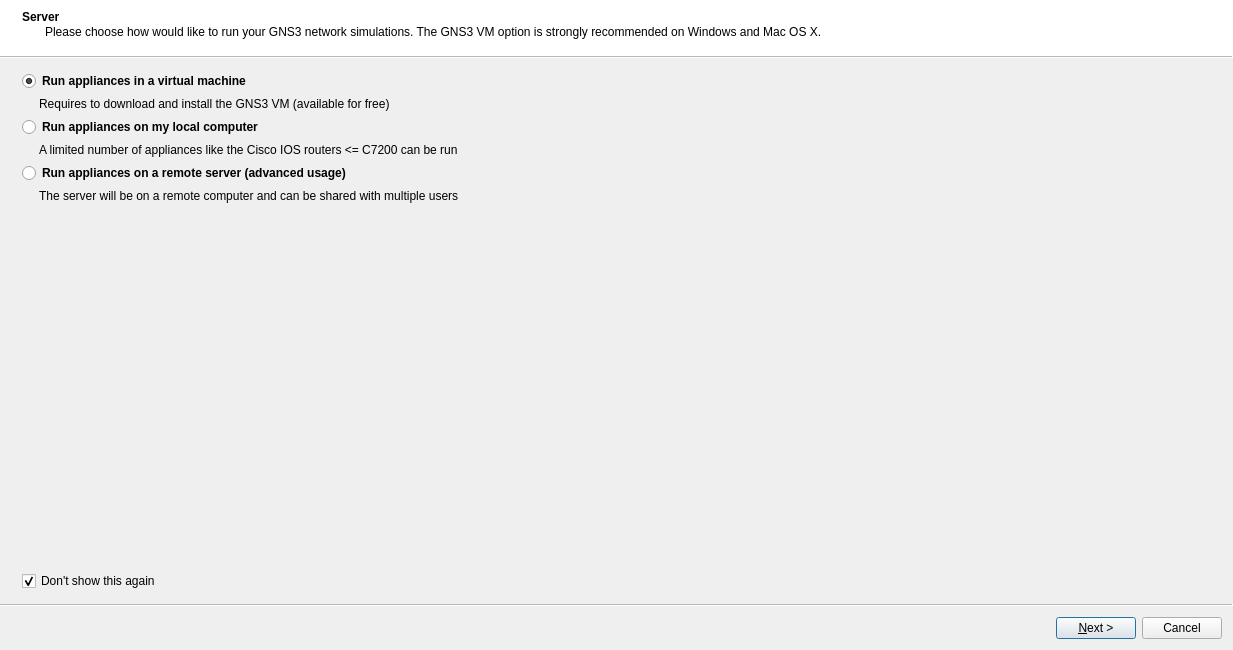
GNS3/gns3-gui, file gns3/ui/setup_wizard.ui: the form before one commit.
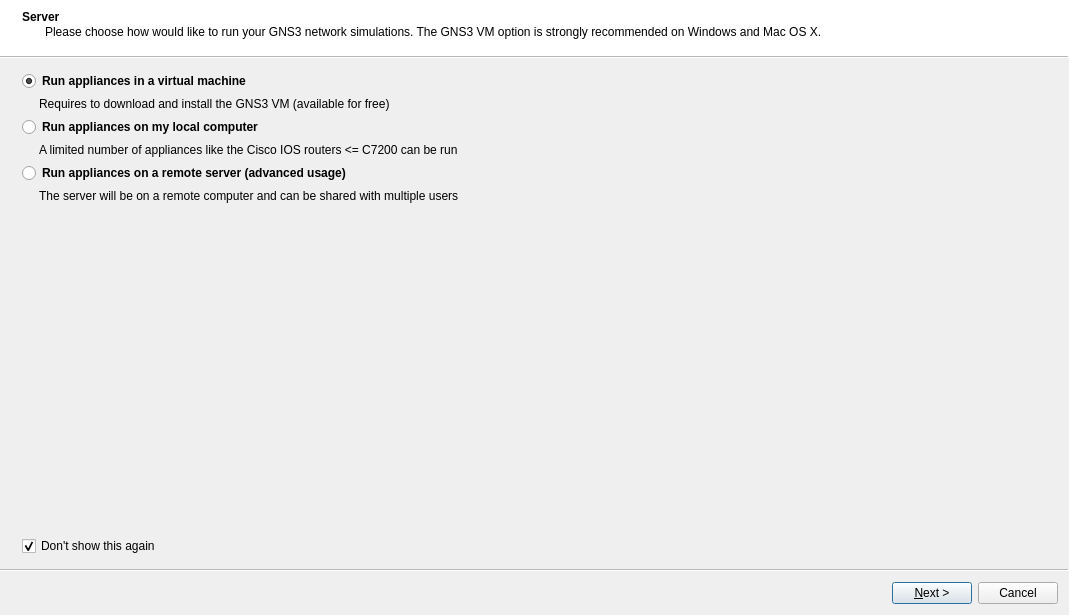
The form after the commit. Icons and pictures are not drawn.

Patch:
```diff
--- a/gns3/ui/setup_wizard.ui
+++ b/gns3/ui/setup_wizard.ui
@@ -6,8 +6,8 @@
    <rect>
     <x>0</x>
     <y>0</y>
-    <width>1233</width>
-    <height>650</height>
+    <width>1069</width>
+    <height>615</height>
    </rect>
   </property>
   <property name="sizePolicy">
```
